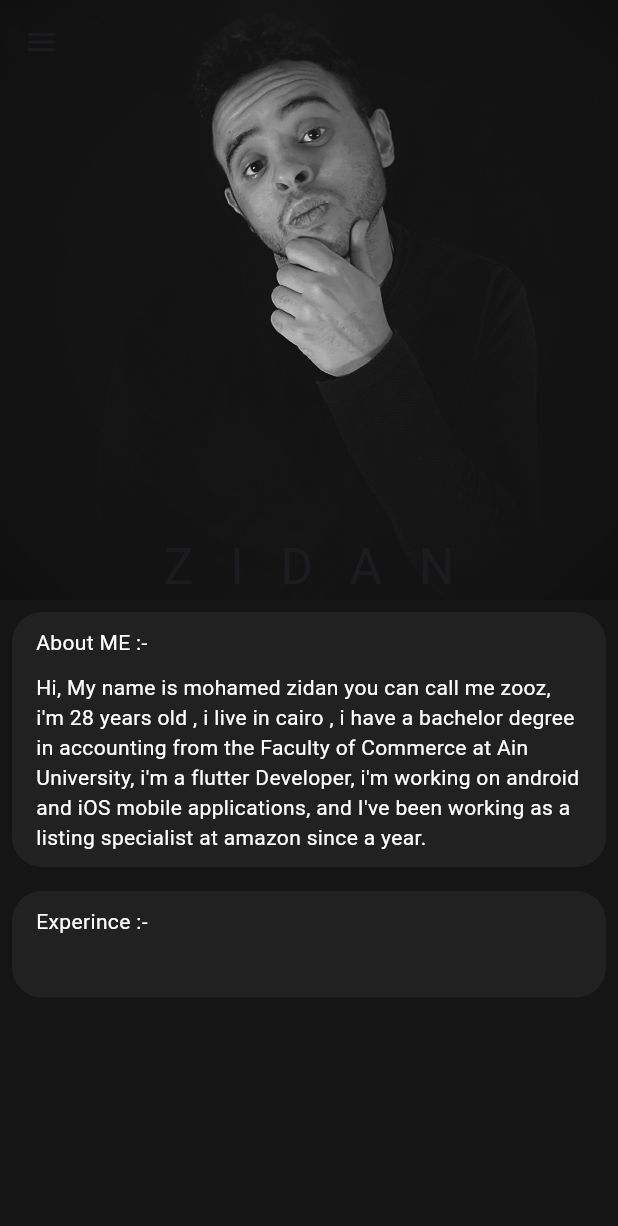
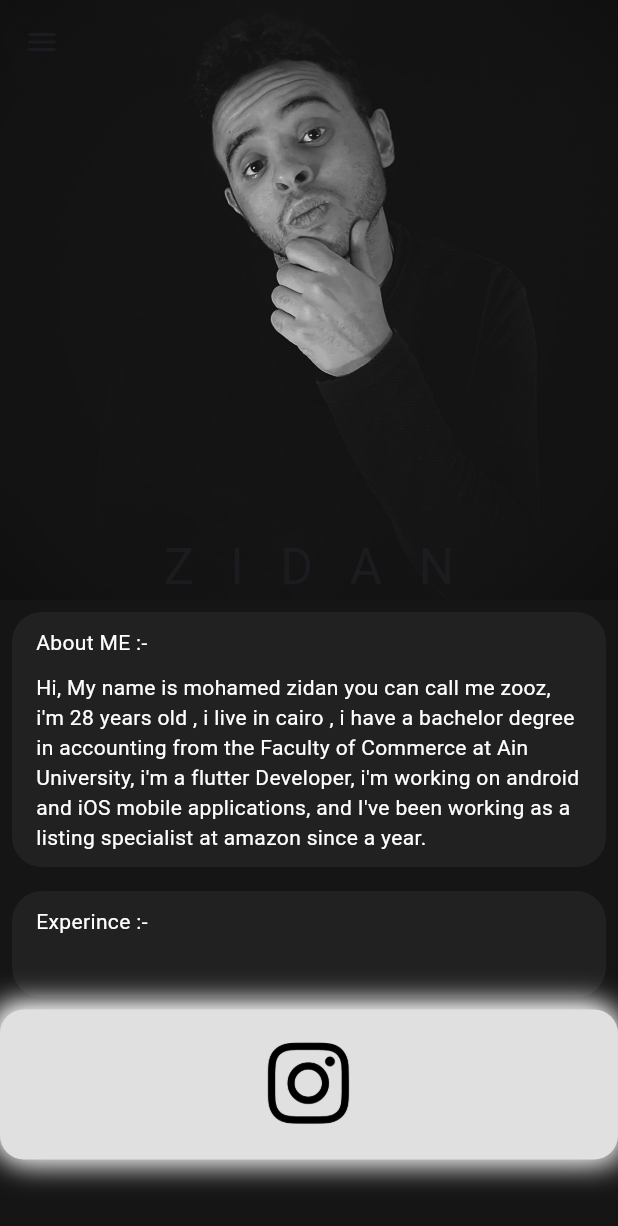
Before and after one commit to mozidan27/myCard, a Flutter app: the screen it shows after launch, on a phone screen of 412 x 824 dp. Shown: the top 1226 px of the screen. Run offline on Flutter 3.47's test engine with Material 3 defaults, Android fonts, the phone set to English and light mode, and no system bars.

Commit message:
buttom icon updated

```diff
--- a/lib/views/home_page.dart
+++ b/lib/views/home_page.dart
@@ -1,4 +1,5 @@
 import 'package:flutter/material.dart';
+import 'package:mycard/widgets/buttom_icon.dart';
 import 'package:mycard/widgets/custom_container.dart';
 
 class HomePage extends StatelessWidget {
@@ -47,6 +48,9 @@ class HomePage extends StatelessWidget {
           ),
           const CustomContainer(
             title: 'Experince :- ',
+          ),
+          const SliverToBoxAdapter(
+            child: ButtomIcon(),
           )
         ],
       ),
--- a/lib/widgets/buttom_icon.dart
+++ b/lib/widgets/buttom_icon.dart
@@ -5,10 +5,9 @@ class ButtomIcon extends StatelessWidget {
 
   @override
   Widget build(BuildContext context) {
-    return Scaffold(
-      backgroundColor: Colors.grey[300],
-      body: Center(
-        child: Container(
+    return Container(
+      height: 100,
+      width: 100,
       padding: const EdgeInsets.all(16),
       decoration: BoxDecoration(
         borderRadius: BorderRadius.circular(16),
@@ -34,8 +33,6 @@ class ButtomIcon extends StatelessWidget {
         'assets/Images/insta.png',
         height: 50,
       ),
-        ),
-      ),
     );
   }
 }
```
Lines whose indentation alone changed are shown as unchanged.
